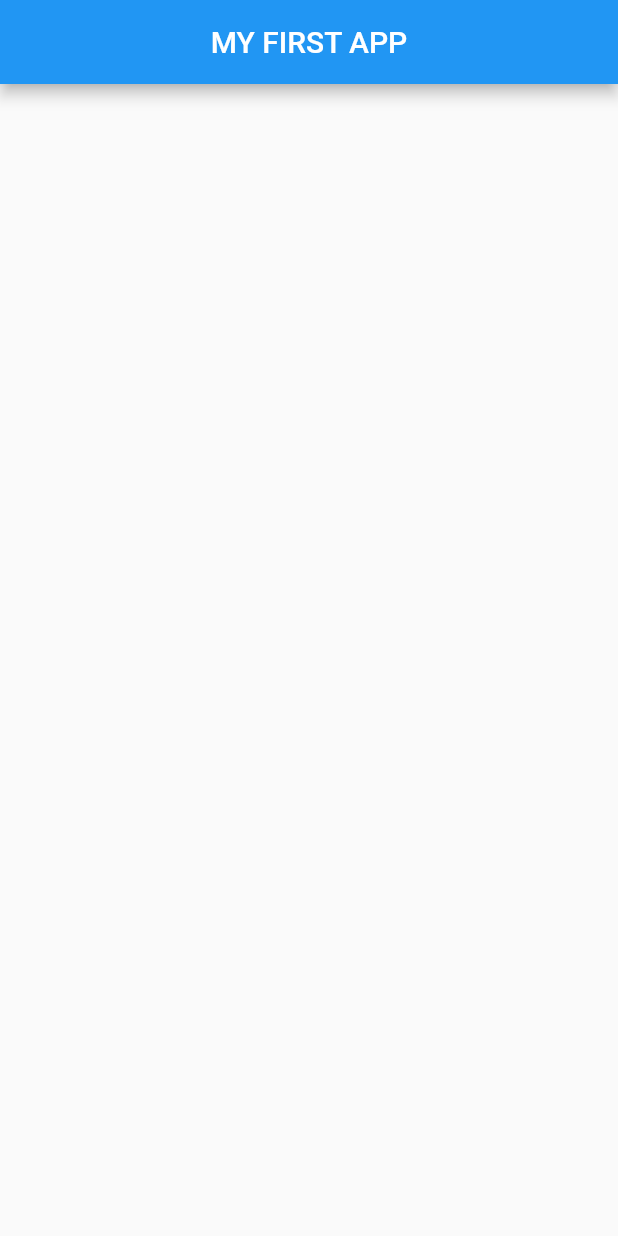
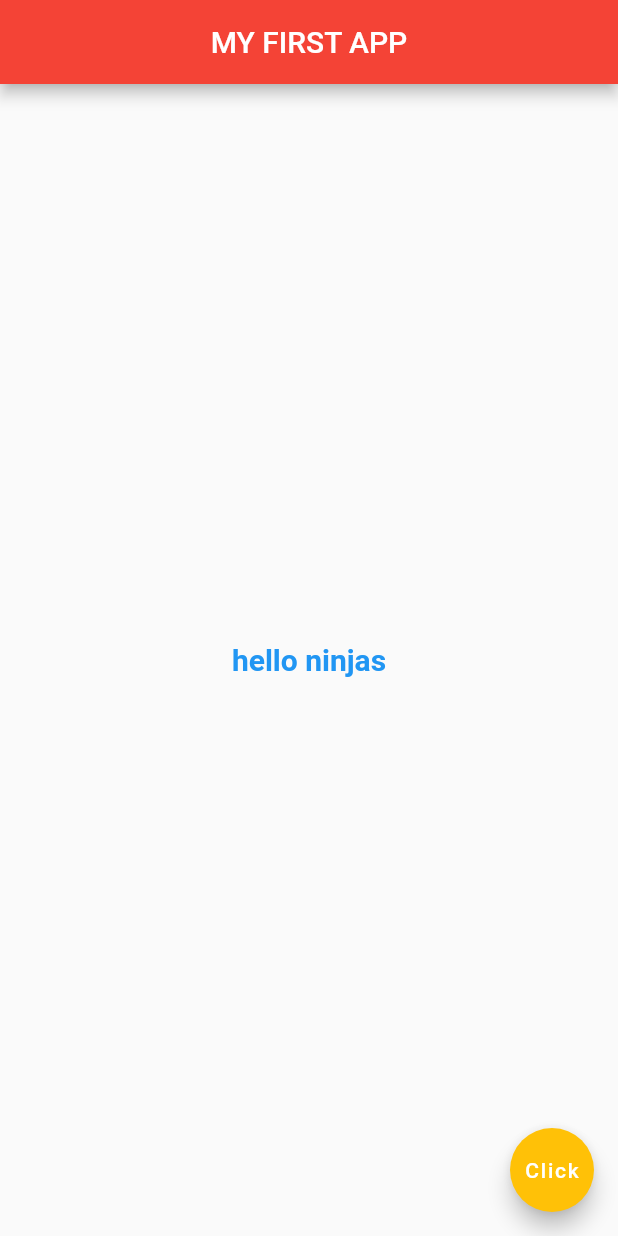
Before and after one commit to hafiztushar/Flutter-App-Practice, a Flutter app: the screen it shows after launch, on a phone screen of 412 x 824 dp. Run offline on Flutter 3.47's test engine with Material 2 defaults, Android fonts, the phone set to English and light mode, and no system bars.

Commit message:
Stateless Scaffold

```diff
--- a/lib/main.dart
+++ b/lib/main.dart
@@ -1,10 +1,30 @@
 import 'package:flutter/material.dart';
 
-void main() => runApp(MaterialApp(
-      home: Scaffold(
-        appBar: AppBar(
-          title: Text('MY FIRST APP'),
-          centerTitle: true,
+void main() => runApp(MaterialApp(home: Home()));
+
+class Home extends StatelessWidget {
+  @override
+  Widget build(BuildContext context) {
+    return Scaffold(
+      appBar: AppBar(
+        title: Text('MY FIRST APP'),
+        centerTitle: true,
+        backgroundColor: Colors.red,
+      ),
+      body: Center(
+        child: Text(
+          'hello ninjas',
+          style: TextStyle(
+            fontSize: 20,
+            fontWeight: FontWeight.bold,
+            color: Colors.blue,
+          ),
         ),
       ),
-    ));
+      floatingActionButton: FloatingActionButton(
+        child: Text('Click'),
+        backgroundColor: Colors.amber,
+      ),
+    );
+  }
+}
```
